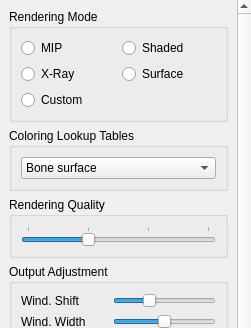
This is applications/3DimViewer/ui/volumerenderingwidget.ui in SindenDev/3dimviewer as Qt 5 draws it before an edit; both pictures show x 0 to 251 and y 0 to 328 of the 251 by 487 pixel window. The edited form follows.
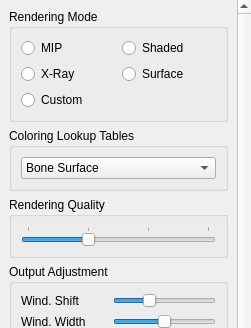
This is the edited form. Custom widgets are drawn as their Qt base class.

```diff
--- a/applications/3DimViewer/ui/volumerenderingwidget.ui
+++ b/applications/3DimViewer/ui/volumerenderingwidget.ui
@@ -39,8 +39,8 @@
        <rect>
         <x>0</x>
         <y>0</y>
-        <width>251</width>
-        <height>487</height>
+        <width>234</width>
+        <height>511</height>
        </rect>
       </property>
       <layout class="QVBoxLayout" name="verticalLayout_7">
@@ -138,7 +138,7 @@
             </property>
             <item>
              <property name="text">
-              <string>Bone surface</string>
+              <string>Bone Surface</string>
              </property>
             </item>
             <item>
```
Left out of the diff: 13 changed lines with no effect on the pictures.
